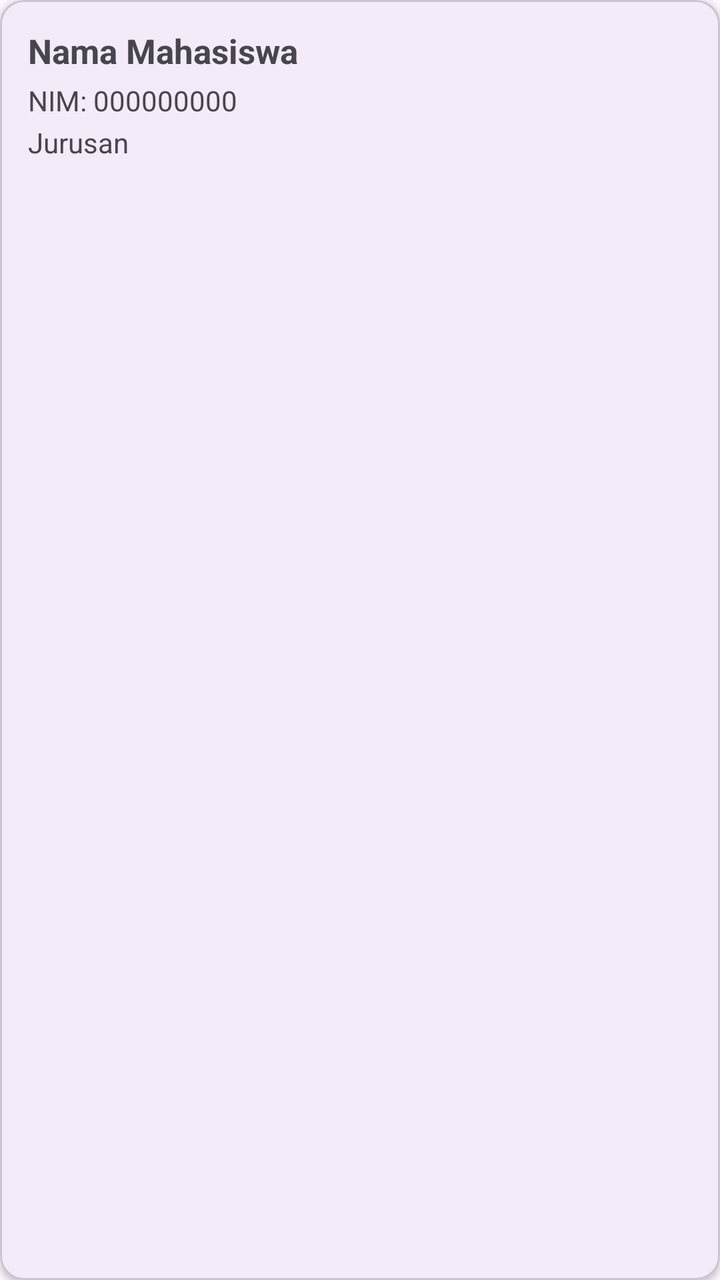
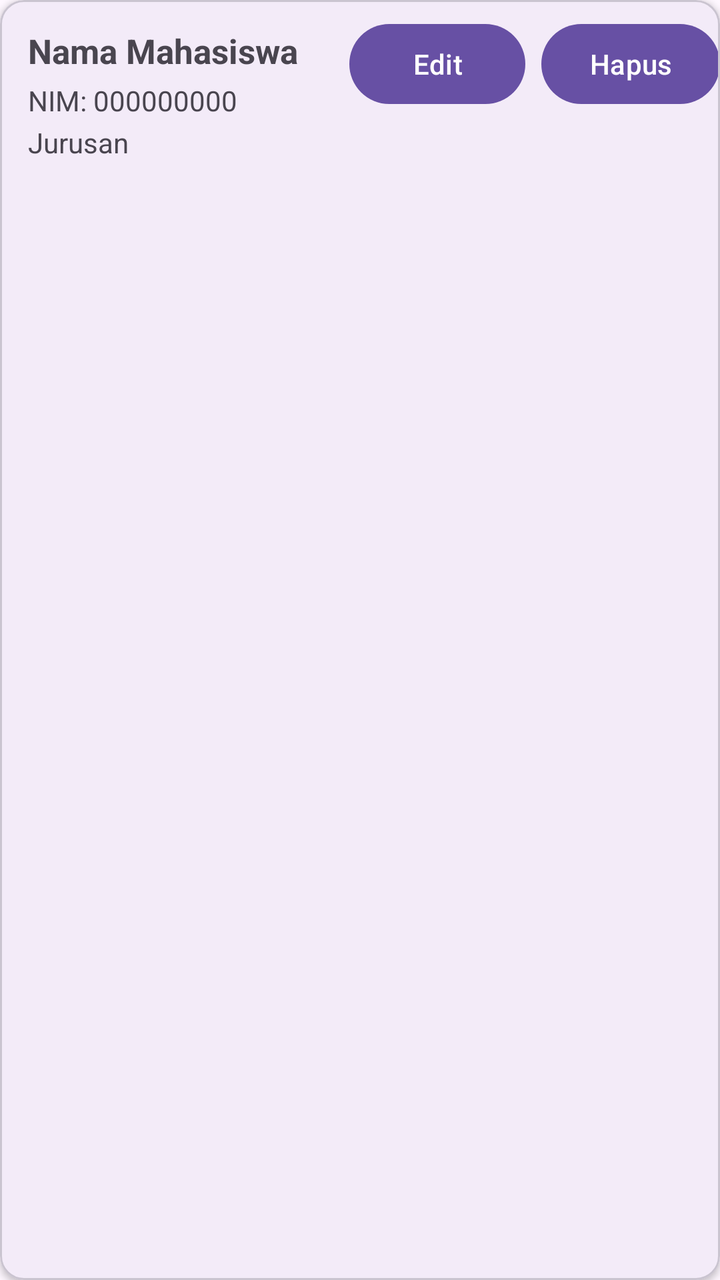

An Android layout rendered at two revisions. The XML below is the earlier revision; the diff shows what the commit changed to produce the second picture.
<!-- AndroidManifest.xml: application theme Theme.Mahasiswa -->
<!-- res/layout/item_mahasiswa.xml -->
<?xml version="1.0" encoding="utf-8"?>
<com.google.android.material.card.MaterialCardView
    xmlns:android="http://schemas.android.com/apk/res/android"
    xmlns:app="http://schemas.android.com/apk/res-auto"
    android:layout_width="match_parent"
    android:layout_height="wrap_content"
    android:layout_marginStart="12dp"
    android:layout_marginEnd="12dp"
    android:layout_marginTop="6dp"
    android:layout_marginBottom="6dp"
    app:cardCornerRadius="12dp"
    app:cardElevation="2dp">

    <LinearLayout
        android:layout_width="match_parent"
        android:layout_height="wrap_content"
        android:orientation="vertical"
        android:padding="14dp">

        <TextView
            android:id="@+id/tvNama"
            android:layout_width="wrap_content"
            android:layout_height="wrap_content"
            android:text="Nama Mahasiswa"
            android:textSize="17sp"
            android:textStyle="bold" />

        <TextView
            android:id="@+id/tvNim"
            android:layout_width="wrap_content"
            android:layout_height="wrap_content"
            android:layout_marginTop="4dp"
            android:text="NIM: 000000000"
            android:textSize="14sp" />

        <TextView
            android:id="@+id/tvJurusan"
            android:layout_width="wrap_content"
            android:layout_height="wrap_content"
            android:layout_marginTop="2dp"
            android:text="Jurusan"
            android:textSize="14sp" />

    </LinearLayout>
</com.google.android.material.card.MaterialCardView>
<!-- resources referenced by this layout -->
<resources>
  <style name="Theme.Mahasiswa" parent="Base.Theme.Mahasiswa" />
  <style name="Base.Theme.Mahasiswa" parent="Theme.Material3.DayNight.NoActionBar">
          
          
      </style>
</resources>

<!-- the commit's change to res/layout/item_mahasiswa.xml (unified diff, before → after) -->
@@ -42,4 +42,24 @@
             android:textSize="14sp" />
 
     </LinearLayout>
+    <LinearLayout
+        android:layout_width="match_parent"
+        android:layout_height="wrap_content"
+        android:layout_marginTop="8dp"
+        android:gravity="end"
+        android:orientation="horizontal">
+
+        <Button
+            android:id="@+id/btnEdit"
+            android:layout_width="wrap_content"
+            android:layout_height="wrap_content"
+            android:text="Edit" />
+
+        <Button
+            android:id="@+id/btnHapus"
+            android:layout_width="wrap_content"
+            android:layout_height="wrap_content"
+            android:layout_marginStart="8dp"
+            android:text="Hapus" />
+    </LinearLayout>
 </com.google.android.material.card.MaterialCardView>
